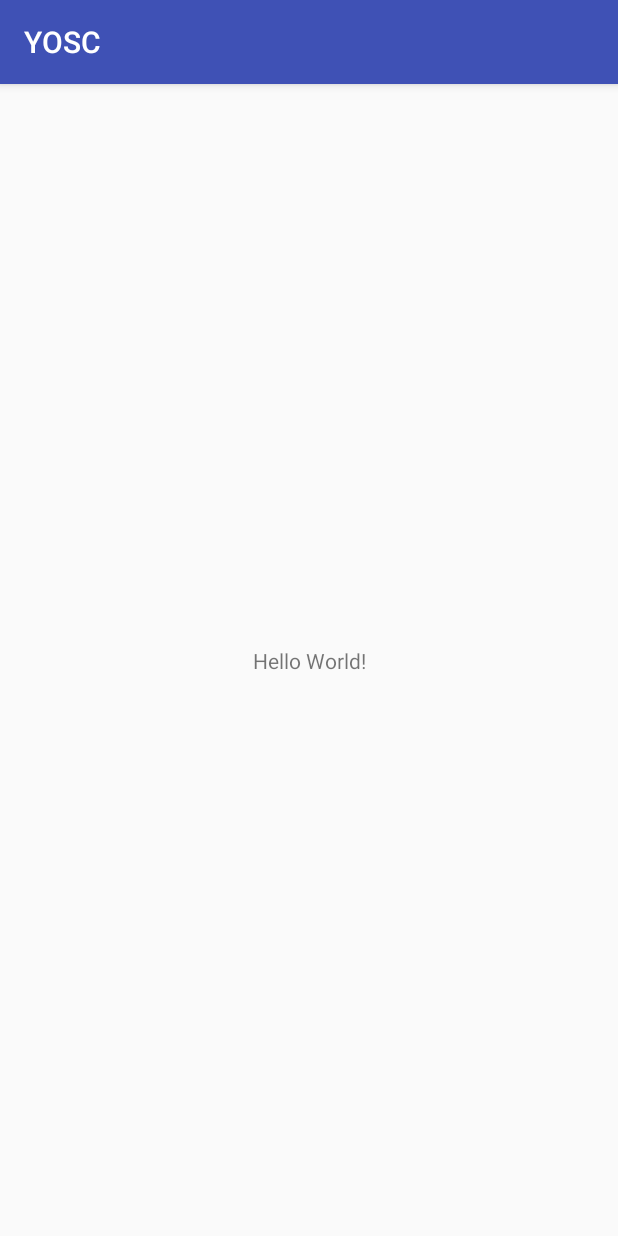
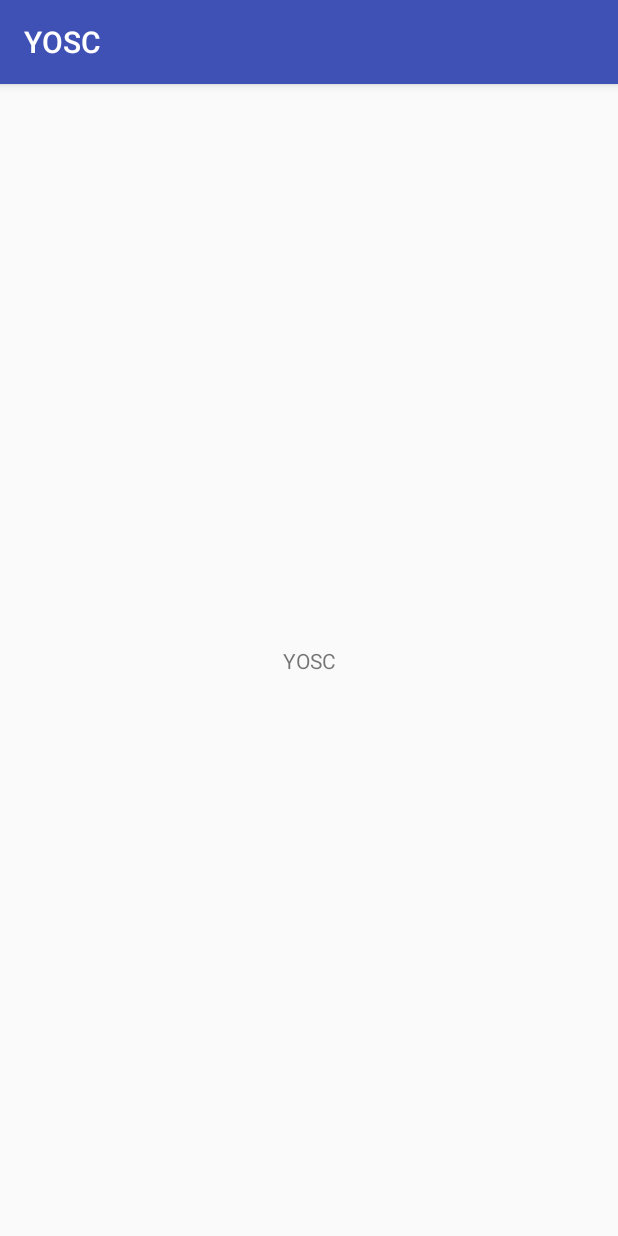
Before and after one commit to Brian-Gilliatt/YOSC, an Android app: the screen it shows after launch (MainActivity), on a phone screen of 412 x 824 dp. Run offline under Robolectric (Android 15) with nearby library versions, the phone set to English and light mode, and no system bars.

Commit message:
Initial committ of YOSC home page

```diff
--- a/app/src/main/res/layout/activity_main.xml
+++ b/app/src/main/res/layout/activity_main.xml
@@ -9,7 +9,7 @@
     <TextView
         android:layout_width="wrap_content"
         android:layout_height="wrap_content"
-        android:text="Hello World!"
+        android:text="YOSC"
         app:layout_constraintBottom_toBottomOf="parent"
         app:layout_constraintLeft_toLeftOf="parent"
         app:layout_constraintRight_toRightOf="parent"
```
